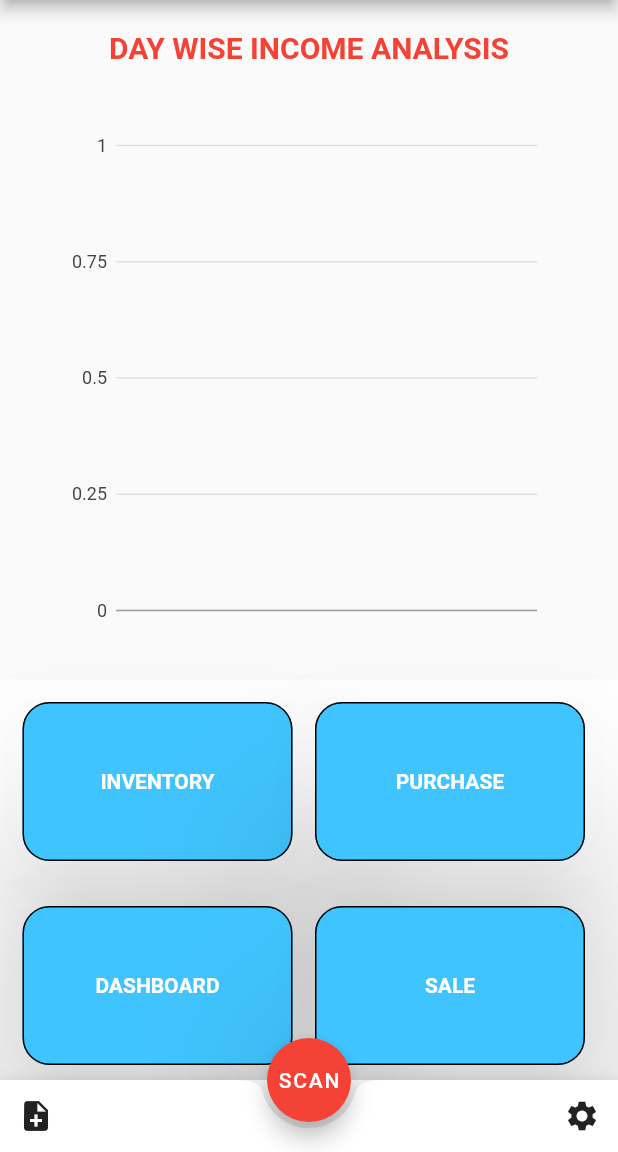
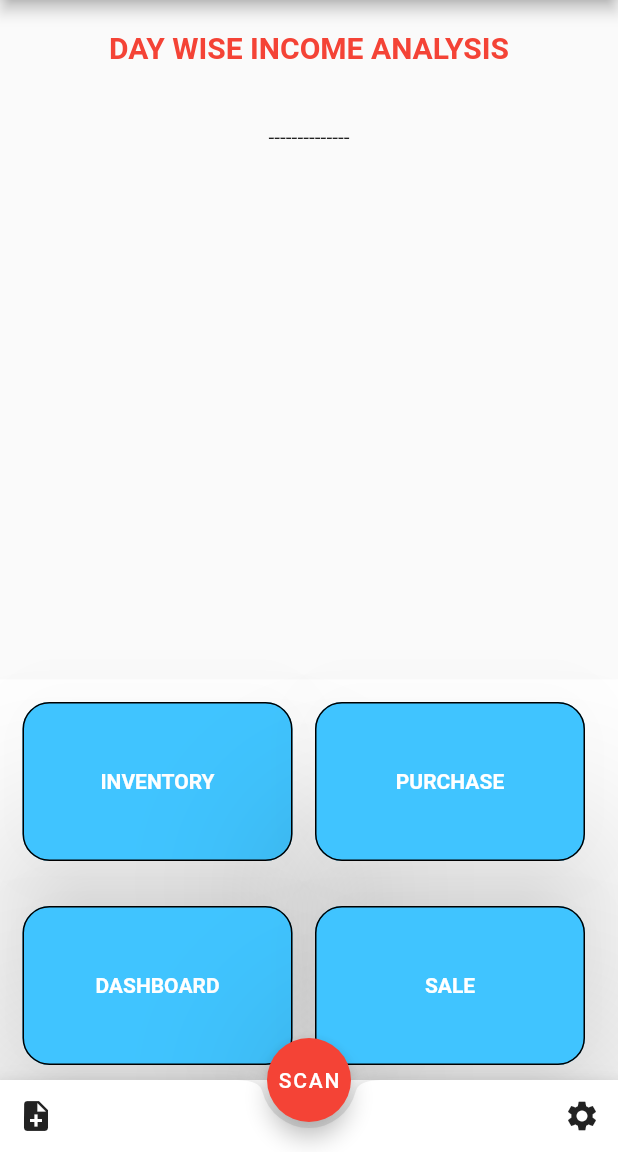
Before and after one commit to satwikchinna/inventrio, a Flutter app: the screen it shows after launch, on a phone screen of 412 x 824 dp, the part 84-1236 px from its top. Run offline on Flutter 3.47's test engine with Material 2 defaults, Android fonts, the phone set to English and light mode, and no system bars; our stand-ins replace charts_flutter, sqflite; missing offline and left inert: flutter_barcode_scanner, flutter_sparkline; accounts and stored records are empty.

Commit message:
resolved main data bug

```diff
--- a/lib/main.dart
+++ b/lib/main.dart
@@ -13,6 +13,7 @@ import './database_helper.dart';
 
 List sales;
 void main() async {
+  WidgetsFlutterBinding.ensureInitialized();
   var db = DatabaseHelper();
   var data = await db.getAnalysis();
 
@@ -33,14 +34,14 @@ class _MyappState extends State<myApp> {
   var averageSales;
   @override
   void initState() {
-    x = widget.data;
+    if(widget.data.length > 0){x = widget.data;
     for (var i = 0; i < x.length; i++) {
       incomeList.add(x[i]["income"]);
     }
     print(incomeList);
     seriesList = loadData();
     averageSales = incomeList.reduce((value, element) => value + element) /
-        incomeList.length;
+        incomeList.length;}
   }
 
   List<charts.Series<Salesdata, String>> loadData() {
@@ -153,7 +154,7 @@ class _MyappState extends State<myApp> {
                     SizedBox(
                         height: 410,
                         child: Container(
-                          child: barChart(),
+                          child: (widget.data.length > 0) ?barChart() : Text("--------------"),
                           padding: EdgeInsets.all(40),
                         )),
                     Home()
```
Also changed, not shown: 2 other files.
